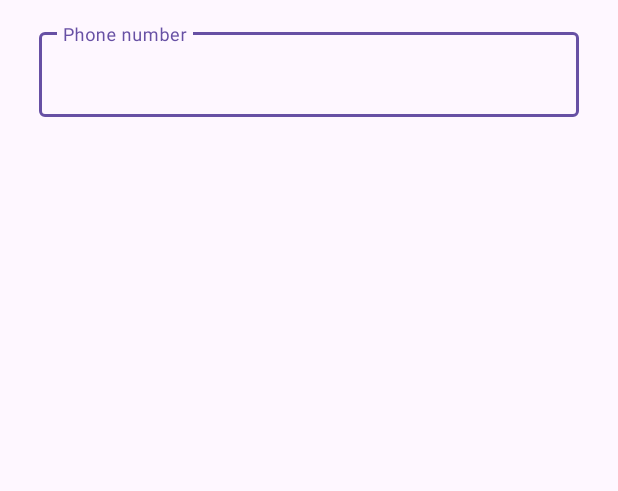
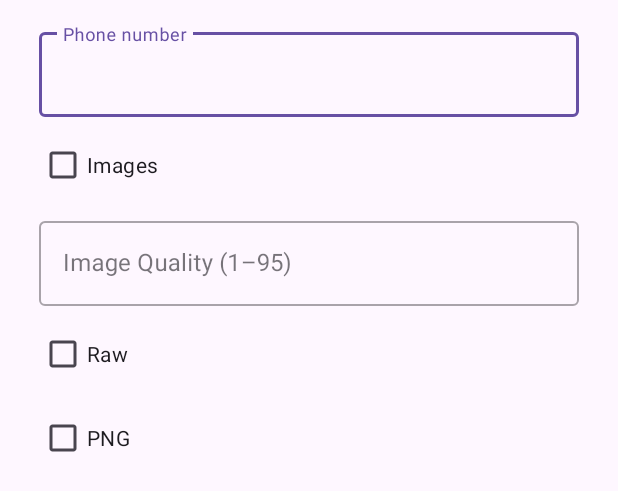
Before and after one commit to dmitrijkotov634/SMSExplorer, an Android app: the layout dialog_setup.xml on its own in the app's theme, with its tools: preview values and no code run, on a phone screen of 412 x 824 dp. Shown: the top 491 px of the screen. Run offline under Robolectric (Android 15) with nearby library versions, the phone set to English and light mode, and no system bars.

Commit message:
feat: images support

```diff
--- a/app/build.gradle.kts
+++ b/app/build.gradle.kts
@@ -12,7 +12,7 @@ android {
         minSdk = 25
         targetSdk = 35
         versionCode = 1
-        versionName = "1.0"
+        versionName = "1.1"
 
         testInstrumentationRunner = "androidx.test.runner.AndroidJUnitRunner"
     }
--- a/app/src/main/res/layout/dialog_setup.xml
+++ b/app/src/main/res/layout/dialog_setup.xml
@@ -5,6 +5,7 @@
     android:layout_height="match_parent">
 
     <com.google.android.material.textfield.TextInputLayout
+        android:id="@+id/phone_layout"
         style="@style/Widget.MaterialComponents.TextInputLayout.OutlinedBox"
         android:layout_width="0dp"
         android:layout_height="wrap_content"
@@ -23,4 +24,55 @@
 
     </com.google.android.material.textfield.TextInputLayout>
 
+    <com.google.android.material.textfield.TextInputLayout
+        android:id="@+id/quality_layout"
+        style="@style/Widget.MaterialComponents.TextInputLayout.OutlinedBox"
+        android:layout_width="0dp"
+        android:layout_height="wrap_content"
+        android:layout_marginStart="26dp"
+        android:layout_marginTop="8dp"
+        android:layout_marginEnd="26dp"
+        app:layout_constraintEnd_toEndOf="parent"
+        app:layout_constraintStart_toStartOf="parent"
+        app:layout_constraintTop_toBottomOf="@+id/imagesCheckbox">
+
+        <com.google.android.material.textfield.TextInputEditText
+            android:id="@+id/image_quality"
+            android:layout_width="match_parent"
+            android:layout_height="wrap_content"
+            android:hint="@string/image_quality"
+            android:inputType="number" />
+
+    </com.google.android.material.textfield.TextInputLayout>
+
+    <CheckBox
+        android:id="@+id/imagesCheckbox"
+        android:layout_width="wrap_content"
+        android:layout_height="wrap_content"
+        android:layout_marginStart="26dp"
+        android:layout_marginTop="8dp"
+        android:text="@string/images"
+        app:layout_constraintStart_toStartOf="parent"
+        app:layout_constraintTop_toBottomOf="@+id/phone_layout" />
+
+    <CheckBox
+        android:id="@+id/raw_checkbox"
+        android:layout_width="wrap_content"
+        android:layout_height="wrap_content"
+        android:layout_marginStart="26dp"
+        android:layout_marginTop="8dp"
+        android:text="@string/raw"
+        app:layout_constraintStart_toStartOf="parent"
+        app:layout_constraintTop_toBottomOf="@+id/quality_layout" />
+
+    <CheckBox
+        android:id="@+id/png_checkbox"
+        android:layout_width="wrap_content"
+        android:layout_height="wrap_content"
+        android:layout_marginStart="26dp"
+        android:layout_marginTop="8dp"
+        android:text="@string/png"
+        app:layout_constraintStart_toStartOf="parent"
+        app:layout_constraintTop_toBottomOf="@id/raw_checkbox" />
+
 </androidx.constraintlayout.widget.ConstraintLayout>
--- a/app/src/main/res/values/strings.xml
+++ b/app/src/main/res/values/strings.xml
@@ -4,4 +4,8 @@
     <string name="forward">Forward</string>
     <string name="settings">Settings</string>
     <string name="phone_number">Phone number</string>
+    <string name="image_quality">Image Quality (1–95)</string>
+    <string name="images">Images</string>
+    <string name="raw">Raw</string>
+    <string name="png">PNG</string>
 </resources>
```
Also changed, not shown: app/src/main/java/com/wavecat/textbrowser/MainActivity.kt (+61 -8 lines), 1 other file.
